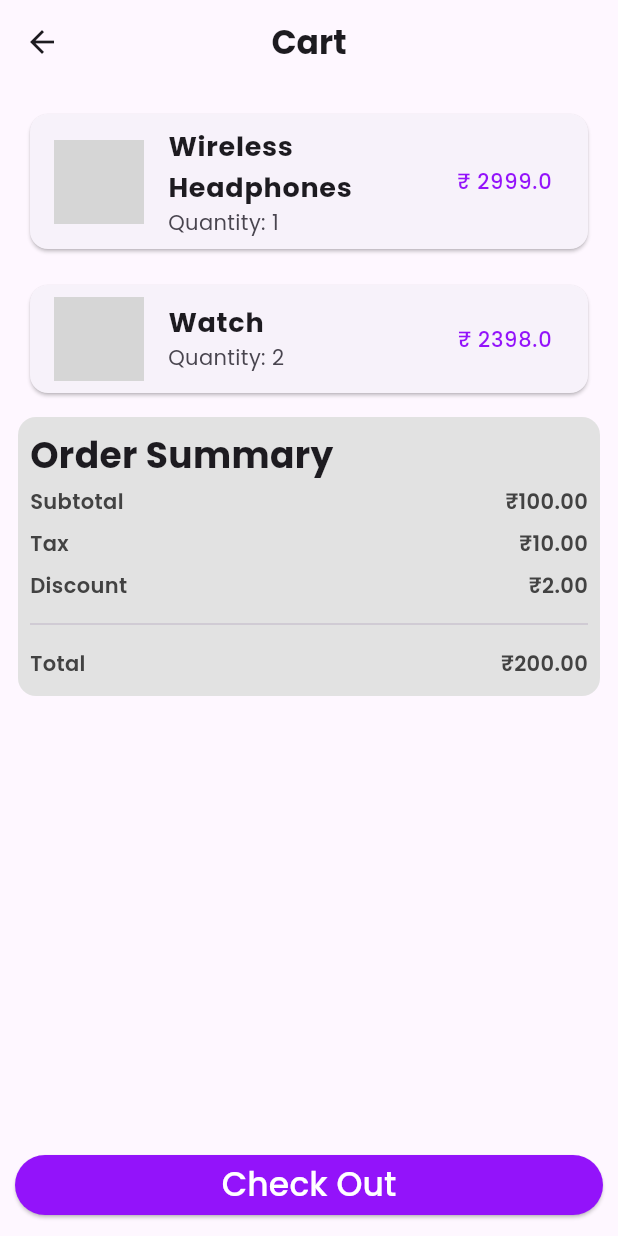
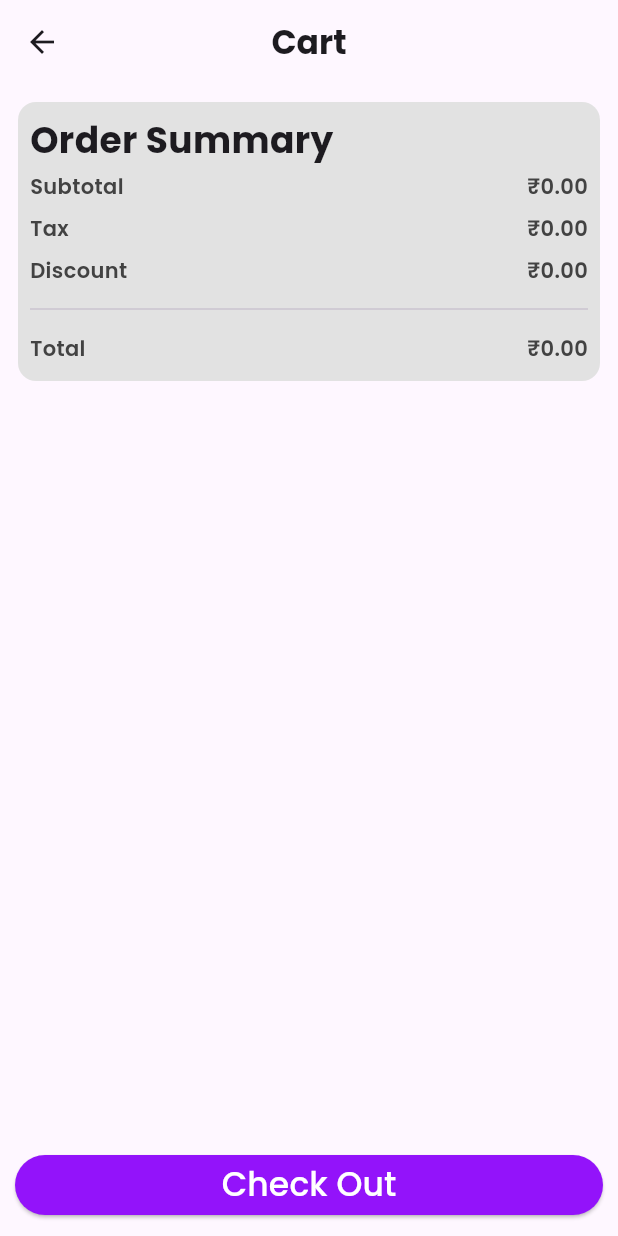
Before and after one commit to MD-DILDAR-MANDAL/e_commerce_app, a Flutter app: the CartScreen screen opened by its route, on a phone screen of 412 x 824 dp. Run offline on Flutter 3.47's test engine with Material 3 defaults, Android fonts, the phone set to English and light mode, and no system bars; our stand-ins replace carousel_slider, flutter_dotenv, google_fonts, image_picker, supabase_flutter; accounts and stored records are empty; grey boxes are pictures that could not be loaded.

Commit message:
feat: cart checkout summary & delete button

```diff
--- a/lib/global_colors.dart
+++ b/lib/global_colors.dart
@@ -5,4 +5,4 @@ Color secondary = Color(0xFF971DF9);
 Color favColor = Colors.white;
 Color greyBackground = const Color.fromARGB(255, 226, 226, 226);
 Color textColor = Colors.grey[800]!;
-Color gold = Color.fromARGB(255, 255, 157, 36);
+Color gold = Colors.amber;
--- a/lib/modals/cart_item.dart
+++ b/lib/modals/cart_item.dart
@@ -9,8 +9,7 @@ class CartItem {
     required this.priceAtPurchase,
   });
 
-  Map<String, dynamic> toJson(String userId) => {
-    'user_id': userId,
+  Map<String, dynamic> toJson() => {
     'product_id': productId,
     'quantity': quantity,
     'price_at_purchase': priceAtPurchase,
--- a/lib/pages/cart_screen.dart
+++ b/lib/pages/cart_screen.dart
@@ -1,6 +1,9 @@
 import 'package:e_commerce_app/global_colors.dart';
+import 'package:e_commerce_app/service/cart_service.dart';
 import 'package:e_commerce_app/widgets/order_summary_widget.dart';
 import 'package:flutter/material.dart';
+import 'package:provider/provider.dart';
+import 'package:supabase_flutter/supabase_flutter.dart';
 
 class CartScreen extends StatefulWidget {
   const CartScreen({super.key});
@@ -10,25 +13,18 @@ class CartScreen extends StatefulWidget {
 }
 
 class _CartScreenState extends State<CartScreen> {
-  final List<Map<String, dynamic>> demoCartItems = [
-    {
-      "name": "Wireless Headphones",
-      "imageUrl":
-          "https://images.unsplash.com/photo-1618354691373-d851c5c3a990?q=80&w=715&auto=format&fit=crop&ixlib=rb-4.1.0&ixid=M3wxMjA3fDB8MHxwaG90by1wYWdlfHx8fGVufDB8fHx8fA%3D%3D",
-      "quantity": 1,
-      "price": 2999.00,
-    },
-    {
-      "name": "Watch",
-      "imageUrl":
-          "https://images.unsplash.com/photo-1549972574-8e3e1ed6a347?q=80&w=880&auto=format&fit=crop&ixlib=rb-4.1.0&ixid=M3wxMjA3fDB8MHxwaG90by1wYWdlfHx8fGVufDB8fHx8fA%3D%3D",
-      "quantity": 2,
-      "price": 1199.00,
-    },
-  ];
+  @override
+  void initState() {
+    super.initState();
+    WidgetsBinding.instance.addPostFrameCallback((_) {
+      Provider.of<CartService>(context, listen: false).fetchCart();
+    });
+  }
 
   @override
   Widget build(BuildContext context) {
+    final cart = Provider.of<CartService>(context);
+    final itemList = cart.items;
     return Scaffold(
       appBar: AppBar(
         title: Text("Cart", style: TextStyle(fontWeight: FontWeight.bold)),
@@ -36,41 +32,85 @@ class _CartScreenState extends State<CartScreen> {
       ),
       body: ListView.builder(
         padding: EdgeInsets.all(8.0),
-        itemCount: demoCartItems.length + 1,
+        itemCount: itemList.length + 1,
         itemBuilder: (context, index) {
-          if (index < demoCartItems.length) {
-            Map<String, dynamic> item = demoCartItems[index];
+          if (index < itemList.length) {
+            Map<String, dynamic> item = itemList[index].toJson();
+
+            return FutureBuilder(
+              future: Supabase.instance.client
+                  .from('products')
+                  .select()
+                  .eq('product_id', item['product_id'])
+                  .single(),
+              builder: (contex, snapshot) {
+                if (snapshot.connectionState == ConnectionState.waiting) {
+                  return const Center(child: CircularProgressIndicator());
+                }
+                if (snapshot.hasError) {
+                  return Text('Error: ${snapshot.error}');
+                }
+                if (!snapshot.hasData || snapshot.data == null) {
+                  return const Text('No product found.');
+                }
+                final response = snapshot.data!;
                 return Padding(
                   padding: const EdgeInsets.all(8.0),
                   child: Card(
                     child: ListTile(
                       leading: Image.network(
-                    item['imageUrl'],
+                        response['image_url'],
                         width: 60,
                         height: 60,
                         fit: BoxFit.cover,
                       ),
                       title: Text(
-                    item['name'],
-                    style: TextStyle(fontSize: 18, fontWeight: FontWeight.bold),
+                        response['name'],
+                        style: TextStyle(
+                          fontSize: 18,
+                          fontWeight: FontWeight.bold,
+                        ),
                       ),
                       subtitle: Text(
                         "Quantity: ${item['quantity']}",
                         style: TextStyle(fontSize: 14),
                       ),
-                  trailing: Text(
-                    "₹ ${item['quantity'] * item['price']}",
+                      trailing: Column(
+                        mainAxisAlignment: MainAxisAlignment.spaceBetween,
+                        children: [
+                          GestureDetector(
+                            child: Icon(Icons.delete, color: Colors.red),
+                            onTap: () {
+                              cart.removeItem(response['product_id']);
+                            },
+                          ),
+                          Text(
+                            "₹ ${item['quantity'] * item['price_at_purchase']}",
                             style: TextStyle(fontSize: 14, color: primary),
+                          ),
+                        ],
                       ),
                     ),
                   ),
                 );
+              },
+            );
           } else {
+            double subtotal = itemList.fold(
+              0,
+              (sum, item) => sum + item.priceAtPurchase * item.quantity,
+            );
+            double tax = subtotal * 0.10;
+            double discount = 50;
+            if (subtotal == 0) {
+              discount = 0;
+            }
+            double total = subtotal + tax - discount;
             return OrderSummaryWidget(
-              subtotal: 100,
-              tax: 10,
-              discount: 2,
-              total: 200,
+              subtotal: subtotal,
+              tax: tax,
+              discount: discount,
+              total: total,
             );
           }
         },
--- a/lib/service/cart_service.dart
+++ b/lib/service/cart_service.dart
@@ -68,7 +68,7 @@ class CartService with ChangeNotifier {
         quantity: 1,
         priceAtPurchase: price,
       );
-      final newAdd = newItem.toJson(userId);
+      final newAdd = newItem.toJson();
       await _supabase.from('order_items').insert({
         'order_id': orderId,
         'product_id': newAdd['product_id'],
```
Lines whose indentation alone changed are shown as unchanged.
